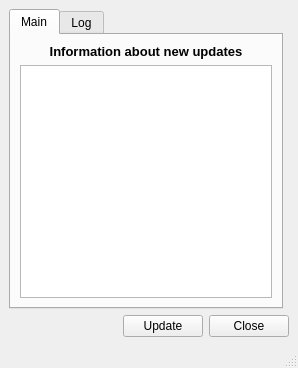
Above: core/ui/admin/admin_projectinfo.ui from Giswater/giswater_qgis_plugin before the change. Below: the same form after it.
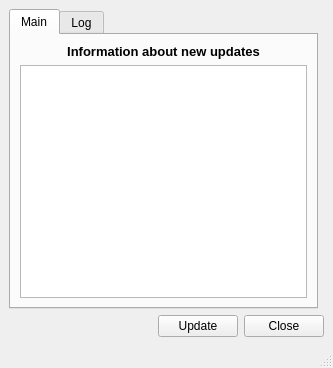
That is the form after the change.

Commit message: feat(.ui files): add lyt_buttons in missing files

What changed in the file:
```diff
--- a/core/ui/admin/admin_projectinfo.ui
+++ b/core/ui/admin/admin_projectinfo.ui
@@ -6,7 +6,7 @@
    <rect>
     <x>0</x>
     <y>0</y>
-    <width>298</width>
+    <width>333</width>
     <height>368</height>
    </rect>
   </property>
@@ -19,15 +19,15 @@
   <widget class="QWidget" name="centralwidget">
    <layout class="QGridLayout" name="gridLayout_2">
     <item row="1" column="0" colspan="2">
-     <layout class="QHBoxLayout" name="horizontalLayout">
-      <item>
+     <layout class="QGridLayout" name="lyt_buttons">
+      <item row="0" column="0">
        <widget class="QLabel" name="lbl_time">
         <property name="text">
          <string/>
         </property>
        </widget>
       </item>
-      <item>
+      <item row="0" column="1">
        <spacer name="horizontalSpacer">
         <property name="orientation">
          <enum>Qt::Horizontal</enum>
@@ -40,14 +40,14 @@
         </property>
        </spacer>
       </item>
-      <item>
+      <item row="0" column="2">
        <widget class="QPushButton" name="btn_update">
         <property name="text">
          <string>Update</string>
         </property>
        </widget>
       </item>
-      <item>
+      <item row="0" column="3">
        <widget class="QPushButton" name="btn_close">
         <property name="text">
          <string>Close</string>
```
The commit also changes 29 other files.
